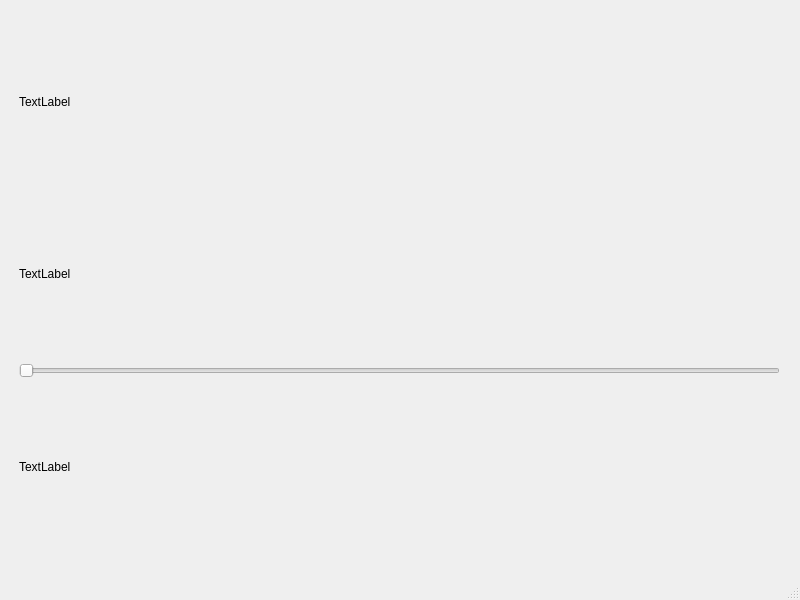
Old version of the form cppSln/src/mainwindow.ui in the repository Sqaz33/-practice-2024.
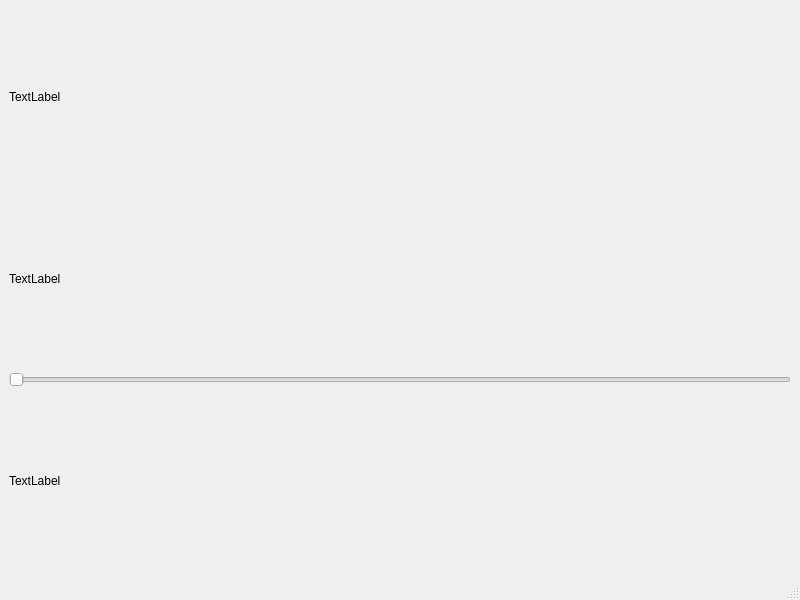
New version of the form.

Commit message: починил ui вывод картинки чашки

```diff
--- a/cppSln/src/mainwindow.ui
+++ b/cppSln/src/mainwindow.ui
@@ -14,15 +14,8 @@
    <string>MainWindow</string>
   </property>
   <widget class="QWidget" name="centralwidget">
-   <widget class="QWidget" name="verticalLayoutWidget">
-    <property name="geometry">
-     <rect>
-      <x>19</x>
-      <y>19</y>
-      <width>761</width>
-      <height>531</height>
-     </rect>
-    </property>
+   <layout class="QGridLayout" name="gridLayout">
+    <item row="0" column="0">
     <layout class="QVBoxLayout" name="verticalLayout">
      <item>
       <widget class="QLabel" name="label">
@@ -62,7 +55,8 @@
       </widget>
      </item>
     </layout>
-   </widget>
+    </item>
+   </layout>
   </widget>
   <widget class="QMenuBar" name="menubar">
    <property name="geometry">
```
Lines whose indentation alone changed are shown as unchanged. The commit also changes 5 other files.
